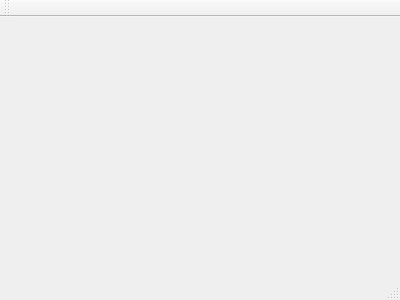
Before: the Qt Designer form mainwindow.ui in shanidchamal/NF-Prober, drawn with Qt 5.
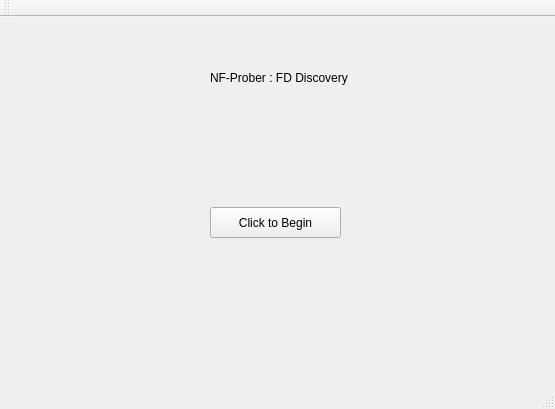
After: the same form once the commit is applied.

Diff of the .ui file:
```diff
--- a/mainwindow.ui
+++ b/mainwindow.ui
@@ -1,24 +1,66 @@
 <ui version="4.0">
  <class>MainWindow</class>
- <widget class="QMainWindow" name="MainWindow" >
-  <property name="geometry" >
+ <widget class="QMainWindow" name="MainWindow">
+  <property name="geometry">
    <rect>
     <x>0</x>
     <y>0</y>
-    <width>400</width>
-    <height>300</height>
+    <width>555</width>
+    <height>409</height>
    </rect>
   </property>
   <property name="windowTitle" >
    <string>MainWindow</string>
   </property>
-  <widget class="QMenuBar" name="menuBar" />
-  <widget class="QToolBar" name="mainToolBar" />
-  <widget class="QWidget" name="centralWidget" />
-  <widget class="QStatusBar" name="statusBar" />
+  <widget class="QWidget" name="centralWidget">
+   <widget class="QLabel" name="label">
+    <property name="geometry">
+     <rect>
+      <x>210</x>
+      <y>50</y>
+      <width>191</width>
+      <height>21</height>
+     </rect>
+    </property>
+    <property name="text">
+     <string>NF-Prober : FD Discovery</string>
+    </property>
+   </widget>
+   <widget class="QPushButton" name="homeButton">
+    <property name="geometry">
+     <rect>
+      <x>210</x>
+      <y>190</y>
+      <width>131</width>
+      <height>31</height>
+     </rect>
+    </property>
+    <property name="text">
+     <string>Click to Begin</string>
+    </property>
+   </widget>
+  </widget>
+  <widget class="QMenuBar" name="menuBar">
+   <property name="geometry">
+    <rect>
+     <x>0</x>
+     <y>0</y>
+     <width>555</width>
+     <height>30</height>
+    </rect>
+   </property>
+  </widget>
+  <widget class="QToolBar" name="mainToolBar">
+   <attribute name="toolBarArea">
+    <enum>TopToolBarArea</enum>
+   </attribute>
+   <attribute name="toolBarBreak">
+    <bool>false</bool>
+   </attribute>
+  </widget>
+  <widget class="QStatusBar" name="statusBar"/>
  </widget>
- <layoutDefault spacing="6" margin="11" />
- <pixmapfunction></pixmapfunction>
+ <layoutdefault spacing="6" margin="11"/>
  <resources/>
  <connections/>
 </ui>
```
Left out of the diff: 3 changed lines with no effect on the pictures.
